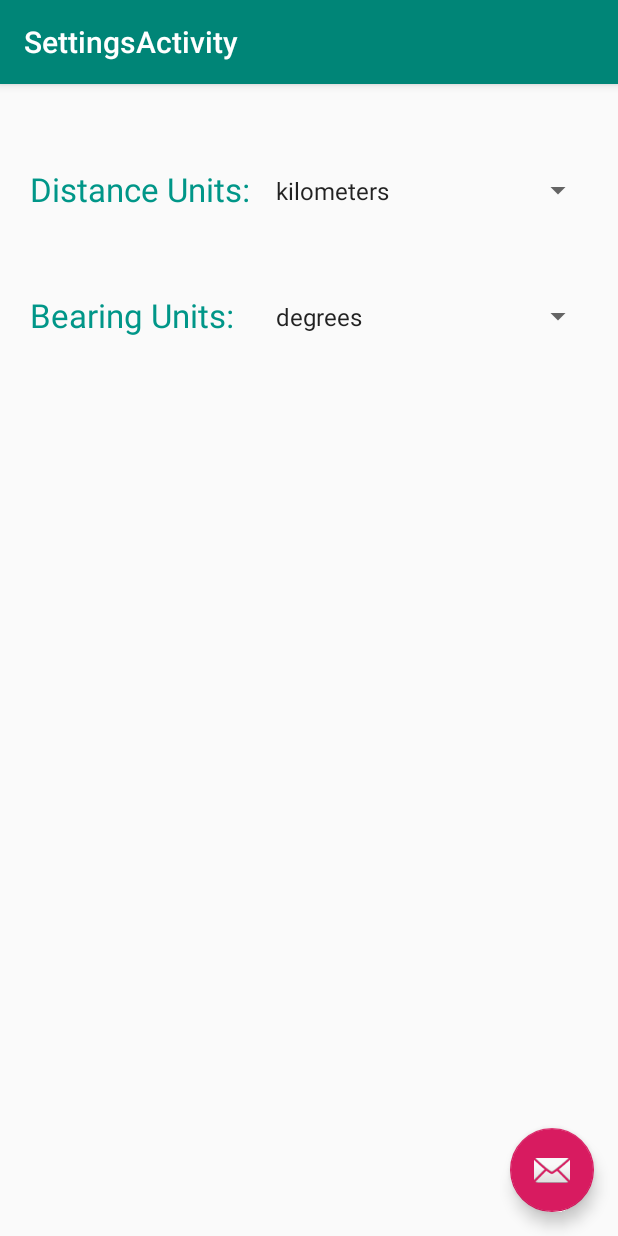
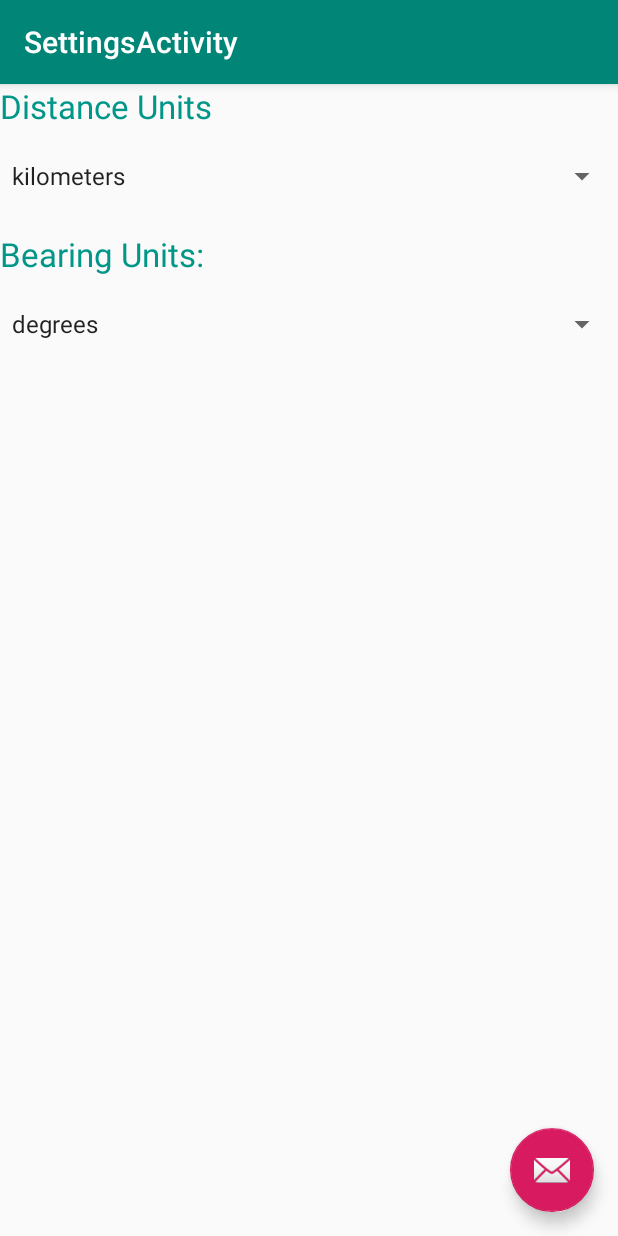
Before and after one commit to turnbjem/turnbull_nyenhuis_cis657_HW6, an Android app: the screen it shows after launch (SettingsActivity), in the options menu, after a tap on "Settings", on a phone screen of 412 x 824 dp. Run offline under Robolectric (Android 15) with nearby library versions, the phone set to English and light mode, and no system bars.

```diff
--- a/HW4/app/src/main/java/com/example/cis657_hw4/MainActivity.java
+++ b/HW4/app/src/main/java/com/example/cis657_hw4/MainActivity.java
@@ -58,8 +58,11 @@ public class MainActivity extends AppCompatActivity {
         long2 = (EditText) findViewById(R.id.long2);
 
 
-        distanceresult = (TextView) findViewById(R.id.distanceresult);
-        bearingresult = (TextView) findViewById(R.id.bearingresult);
+        distanceresult = (TextView) findViewById(R.id.distanceText);
+        bearingresult = (TextView) findViewById(R.id.BearingText);
+
+        distanceresult.setText("Distance: ");
+        bearingresult.setText("Bearing: ");
 
         CalculateButton = (Button) findViewById(R.id.CalculateButton);
         ClearButton = (Button) findViewById(R.id.ClearButton);
@@ -180,8 +183,8 @@ public class MainActivity extends AppCompatActivity {
 
 
 
-       distanceresult.setText(""+distance+" "+DistUnit);
-       bearingresult.setText(""+bearing+" "+BearUnit);
+       distanceresult.setText("Distance: "+distance+" "+DistUnit);
+       bearingresult.setText("Bearing: "+bearing+" "+BearUnit);
     }
 
     void inputToString(){
--- a/HW4/app/src/main/res/layout/content_settings.xml
+++ b/HW4/app/src/main/res/layout/content_settings.xml
@@ -1,50 +1,81 @@
 <?xml version="1.0" encoding="utf-8"?>
-<android.support.constraint.ConstraintLayout xmlns:android="http://schemas.android.com/apk/res/android"
+<LinearLayout xmlns:android="http://schemas.android.com/apk/res/android"
     xmlns:app="http://schemas.android.com/apk/res-auto"
     xmlns:tools="http://schemas.android.com/tools"
     android:layout_width="match_parent"
     android:layout_height="match_parent"
+    android:orientation="vertical"
     app:layout_behavior="@string/appbar_scrolling_view_behavior"
     tools:context=".SettingsActivity"
     tools:showIn="@layout/activity_settings">
 
-    <Spinner
-        android:id="@+id/distancespinner"
-        android:layout_width="220dp"
-        android:layout_height="50dp"
-        android:layout_marginTop="46dp"
-        android:layout_marginEnd="16dp"
-        app:layout_constraintEnd_toEndOf="parent"
-        app:layout_constraintTop_toTopOf="parent" />
+    <LinearLayout
+        android:layout_width="match_parent"
+        android:layout_height="198dp"
+        android:orientation="vertical">
 
-    <TextView
-        android:id="@+id/distanceunitid"
-        android:layout_width="156dp"
-        android:layout_height="33dp"
-        android:layout_marginTop="55dp"
-        android:text="Distance Units:"
-        android:textAppearance="@style/TextAppearance.AppCompat.Large"
-        android:textColor="#009688"
-        app:layout_constraintEnd_toStartOf="@+id/distancespinner"
-        app:layout_constraintTop_toTopOf="parent" />
+        <LinearLayout
+            android:id="@+id/DistanceUnitLayout"
+            android:layout_width="match_parent"
+            android:layout_height="0dp"
+            android:layout_weight="1"
+            android:orientation="horizontal">
 
-    <Spinner
-        android:id="@+id/bearingspinner"
-        android:layout_width="220dp"
-        android:layout_height="50dp"
-        android:layout_marginTop="130dp"
-        android:layout_marginEnd="16dp"
-        app:layout_constraintEnd_toEndOf="parent"
-        app:layout_constraintTop_toTopOf="parent" />
+            <TextView
+                android:id="@+id/distanceunitid"
+                android:layout_width="match_parent"
+                android:layout_height="45dp"
+                android:text="Distance Units"
+                android:textAlignment="viewStart"
+                android:textAppearance="@style/TextAppearance.AppCompat.Large"
+                android:textColor="#009688" />
+        </LinearLayout>
 
-    <TextView
-        android:id="@+id/bearingunitid"
-        android:layout_width="156dp"
-        android:layout_height="33dp"
-        android:layout_marginTop="139dp"
-        android:text="Bearing Units:"
-        android:textAppearance="@style/TextAppearance.AppCompat.Large"
-        android:textColor="#009688"
-        app:layout_constraintEnd_toStartOf="@+id/bearingspinner"
-        app:layout_constraintTop_toTopOf="parent" />
-</android.support.constraint.ConstraintLayout>
+        <LinearLayout
+            android:id="@+id/DistanceSpinnerLayout"
+            android:layout_width="match_parent"
+            android:layout_height="0dp"
+            android:layout_weight="1"
+            android:orientation="horizontal">
+
+            <Spinner
+                android:id="@+id/distancespinner"
+                android:layout_width="match_parent"
+                android:layout_height="wrap_content"
+                android:textAlignment="viewStart" />
+        </LinearLayout>
+
+        <LinearLayout
+            android:id="@+id/BearingUnitLayout"
+            android:layout_width="match_parent"
+            android:layout_height="0dp"
+            android:layout_weight="1"
+            android:orientation="horizontal">
+
+            <TextView
+                android:id="@+id/bearingunitid"
+                android:layout_width="match_parent"
+                android:layout_height="45dp"
+                android:text="Bearing Units:"
+                android:textAlignment="viewStart"
+                android:textAppearance="@style/TextAppearance.AppCompat.Large"
+                android:textColor="#009688" />
+        </LinearLayout>
+
+        <LinearLayout
+            android:id="@+id/BearingSpinnerLayout"
+            android:layout_width="match_parent"
+            android:layout_height="0dp"
+            android:layout_weight="1"
+            android:orientation="horizontal">
+
+            <Spinner
+                android:id="@+id/bearingspinner"
+                android:layout_width="match_parent"
+                android:layout_height="wrap_content"
+                android:textAlignment="viewStart" />
+        </LinearLayout>
+
+    </LinearLayout>
+
+</LinearLayout>
```
Also changed, not shown: HW4/app/src/main/res/layout/activity_main.xml (+24 -29 lines).
